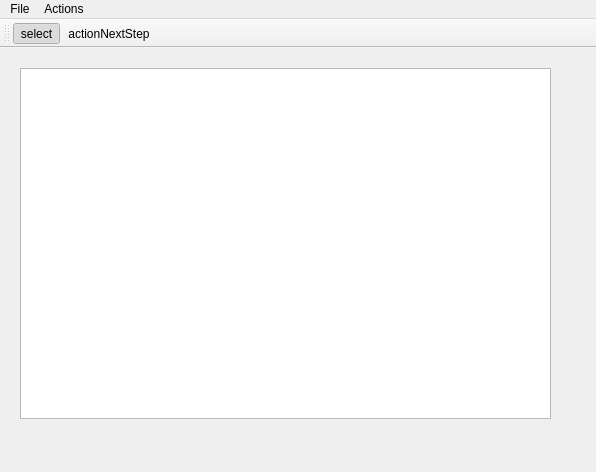
First picture: the form in src/mainwindow.ui, repository N1kla3/PaintEditor, before the edit.
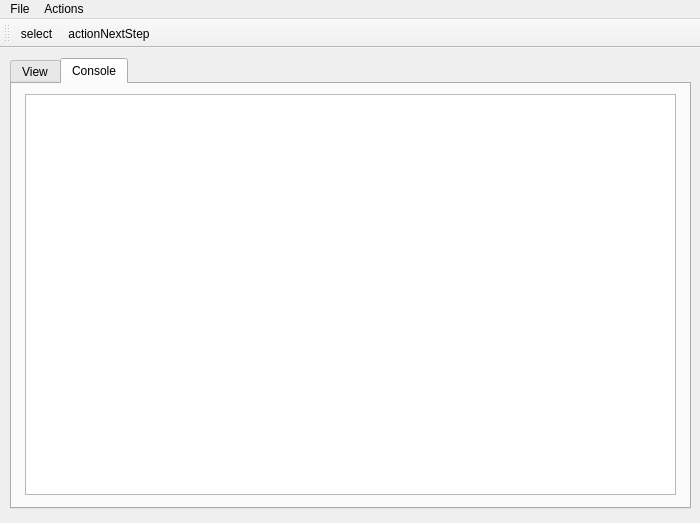
Second picture: the form after the edit. The open tabs and pages were chosen to show the change. Icons and pictures are not drawn.

```diff
--- a/src/mainwindow.ui
+++ b/src/mainwindow.ui
@@ -6,8 +6,8 @@
    <rect>
     <x>0</x>
     <y>0</y>
-    <width>596</width>
-    <height>472</height>
+    <width>700</width>
+    <height>523</height>
    </rect>
   </property>
   <property name="windowTitle">
@@ -17,13 +17,32 @@
    <bool>false</bool>
   </property>
   <widget class="QWidget" name="centralwidget">
+   <widget class="QTabWidget" name="tabWidget">
+    <property name="geometry">
+     <rect>
+      <x>10</x>
+      <y>10</y>
+      <width>681</width>
+      <height>451</height>
+     </rect>
+    </property>
+    <property name="whatsThis">
+     <string>&lt;html&gt;&lt;head/&gt;&lt;body&gt;&lt;p&gt;View&lt;/p&gt;&lt;/body&gt;&lt;/html&gt;</string>
+    </property>
+    <property name="currentIndex">
+     <number>0</number>
+    </property>
+    <widget class="QWidget" name="View">
+     <attribute name="title">
+      <string>View</string>
+     </attribute>
    <widget class="QGraphicsView" name="graphicsView">
     <property name="geometry">
      <rect>
-      <x>20</x>
-      <y>20</y>
-      <width>531</width>
-      <height>351</height>
+        <x>10</x>
+        <y>10</y>
+        <width>661</width>
+        <height>411</height>
      </rect>
     </property>
     <property name="sizePolicy">
@@ -33,10 +52,10 @@
      </sizepolicy>
     </property>
     <property name="verticalScrollBarPolicy">
-     <enum>Qt::ScrollBarAsNeeded</enum>
+       <enum>Qt::ScrollBarAlwaysOff</enum>
     </property>
     <property name="horizontalScrollBarPolicy">
-     <enum>Qt::ScrollBarAsNeeded</enum>
+       <enum>Qt::ScrollBarAlwaysOff</enum>
     </property>
     <property name="interactive">
      <bool>true</bool>
@@ -46,12 +65,29 @@
     </property>
    </widget>
   </widget>
+    <widget class="QWidget" name="tab_2">
+     <attribute name="title">
+      <string>Console</string>
+     </attribute>
+     <widget class="QPlainTextEdit" name="plainTextEdit">
+      <property name="geometry">
+       <rect>
+        <x>13</x>
+        <y>10</y>
+        <width>651</width>
+        <height>401</height>
+       </rect>
+      </property>
+     </widget>
+    </widget>
+   </widget>
+  </widget>
   <widget class="QMenuBar" name="menubar">
    <property name="geometry">
     <rect>
      <x>0</x>
      <y>0</y>
-     <width>596</width>
+     <width>700</width>
      <height>21</height>
     </rect>
    </property>
@@ -127,7 +163,7 @@
     <bool>true</bool>
    </property>
    <property name="checked">
-    <bool>true</bool>
+    <bool>false</bool>
    </property>
    <property name="icon">
     <iconset>
```
Lines whose indentation alone changed are shown as unchanged.
